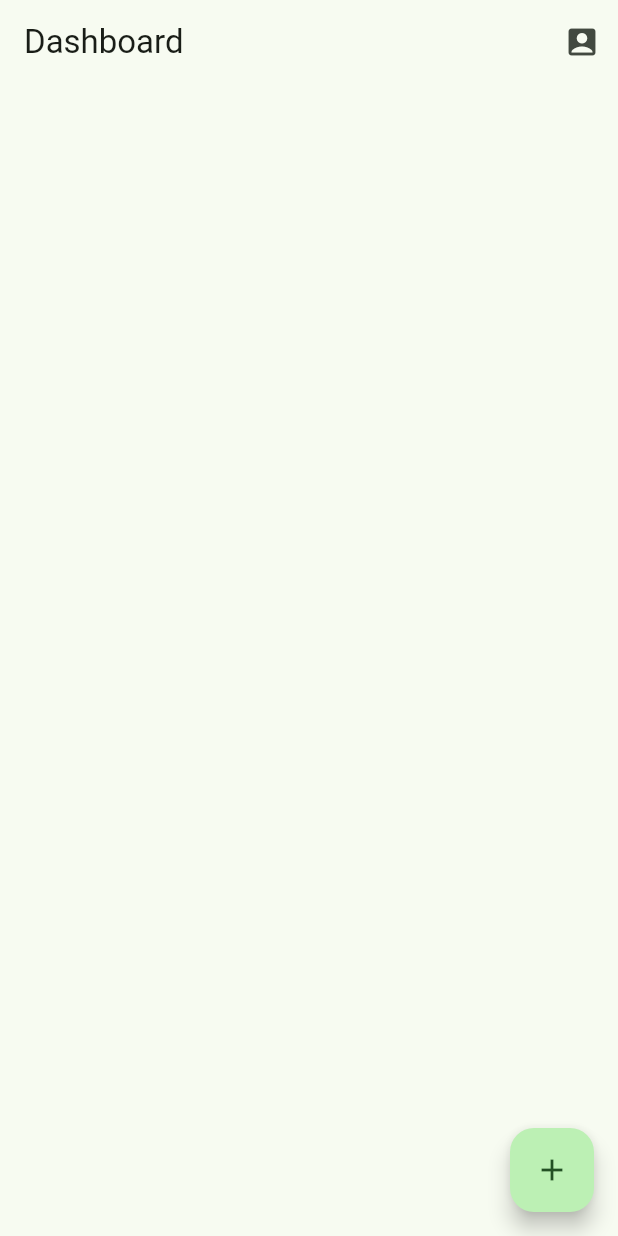
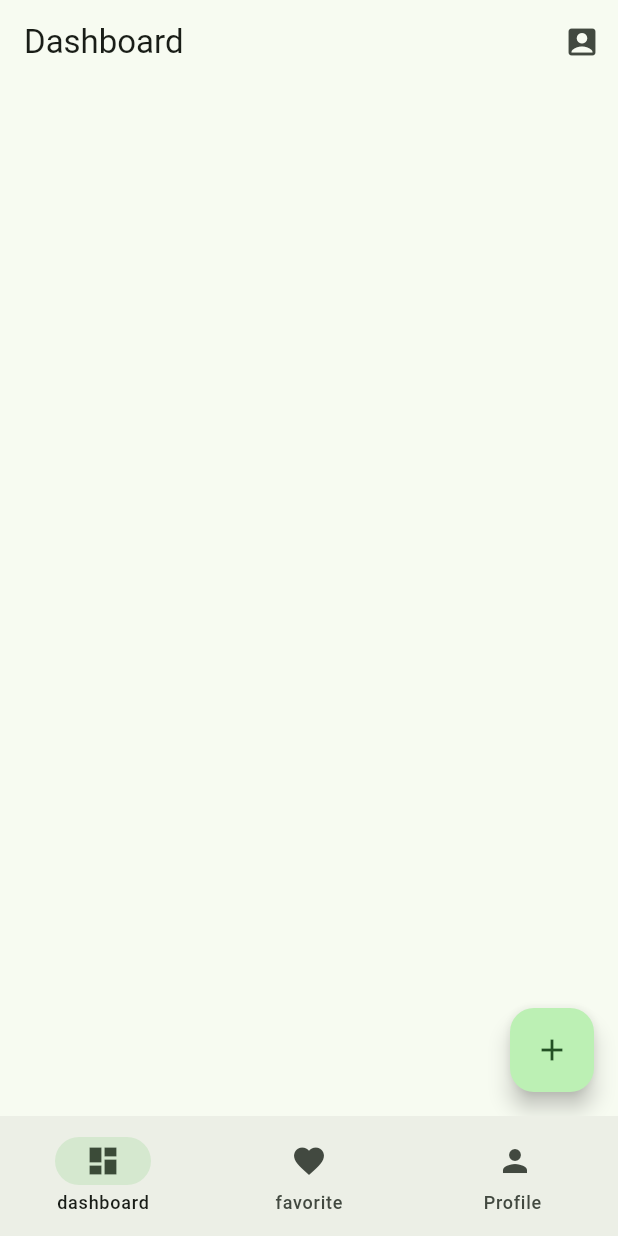
Before and after one commit to Nour484/flutter_step_by_step, a Flutter app: the screen it shows after launch, on a phone screen of 412 x 824 dp. Run offline on Flutter 3.47's test engine with Material 3 defaults, Android fonts, the phone set to English and light mode, and no system bars; our stand-ins replace image_picker.

Commit message:
nav bar - favorite screen - hash code - == operator

```diff
--- a/lib/add_item/item.dart
+++ b/lib/add_item/item.dart
@@ -1,6 +1,14 @@
 import 'dart:io';
 
 class Item {
+  @override
+  bool operator ==(Object other) {
+    return other is Item && other.title == title;
+  }
+
+  @override
+  int get hashCode => title.hashCode;
+
   Item({
     required this.images,
     required this.title,
--- /dev/null
+++ b/lib/dashboard/nav_bar.dart
@@ -0,0 +1,40 @@
+import 'package:flutter/material.dart';
+
+import '../favorite/favorite_screen.dart';
+import '../profile/profile_page/profile_page.dart';
+import 'dashboard_screen.dart';
+
+class NavBar extends StatefulWidget {
+  const NavBar({super.key});
+
+  @override
+  State<NavBar> createState() => _NavBarState();
+}
+
+class _NavBarState extends State<NavBar> {
+  int _selectedIndex = 0;
+
+  @override
+  Widget build(BuildContext context) {
+    return Scaffold(
+      body: [
+        DashboardScreen(),
+        FavoriteScreen(),
+        ProfilePage(),
+      ][_selectedIndex],
+      bottomNavigationBar: NavigationBar(
+          onDestinationSelected: (index) {
+            setState(() {
+              _selectedIndex = index;
+            });
+          },
+          destinations: [
+            NavigationDestination(
+                icon: Icon(Icons.dashboard), label: "dashboard"),
+            NavigationDestination(
+                icon: Icon(Icons.favorite), label: "favorite"),
+            NavigationDestination(icon: Icon(Icons.person), label: "Profile ")
+          ]),
+    );
+  }
+}
--- a/lib/details/details_screen/details_page.dart
+++ b/lib/details/details_screen/details_page.dart
@@ -60,7 +60,7 @@ class DetailsPage extends StatelessWidget {
           Row(
             mainAxisAlignment: MainAxisAlignment.end,
             children: [
-              FavoriteWidget(),
+              FavoriteWidget( index:  items.items.indexOf(items.selectedItem!) ,),
               IconButton(onPressed: () {}, icon: Icon(Icons.share)),
             ],
           ),
--- /dev/null
+++ b/lib/favorite/favorite_model.dart
@@ -0,0 +1,28 @@
+import 'package:flutter/cupertino.dart';
+import 'package:flutter_for_beginners/add_item/item.dart';
+
+class FavoriteModel extends ChangeNotifier {
+  final List<Item> _fav = [];
+
+  List<Item> get fav => _fav;
+
+  add(Item item) {
+    if (!_fav.contains(item)) {
+      _fav.add(item);
+    }
+    notifyListeners();
+  }
+
+  remove(Item item) {
+    if (_fav.contains(item)) {
+      _fav.remove(item);
+    }
+    notifyListeners();
+  }
+
+  isFavorite(Item item) {
+    item.favorite = !item.favorite;
+    item.favorite ? add(item) : remove(item);
+    notifyListeners();
+  }
+}
--- a/lib/main.dart
+++ b/lib/main.dart
@@ -4,7 +4,9 @@ import 'package:flutter_for_beginners/dashboard/dashboard_screen.dart';
 import 'package:flutter_for_beginners/profile/user_model.dart';
 import 'package:provider/provider.dart';
 
+import 'dashboard/nav_bar.dart';
 import 'details/details_screen/details_page.dart';
+import 'favorite/favorite_model.dart';
 
 
 void main() {
@@ -16,7 +18,9 @@ void main() {
           ChangeNotifierProvider(
           create: (context) => UserModel(),) ,
           ChangeNotifierProvider(
-            create: (context) => ItemModel(),)
+            create: (context) => ItemModel(),) ,
+          ChangeNotifierProvider(
+            create: (context) => FavoriteModel(),)
 
 
 
@@ -43,7 +47,7 @@ class MyApp extends StatelessWidget {
         colorScheme: ColorScheme.fromSeed(seedColor: Colors.green),
         useMaterial3: true,
       ),
-      home: DashboardScreen(),
+      home: NavBar(),
     );
   }
 }
```
Also changed, not shown: lib/dashboard/dashboard_screen.dart (+16 -1 lines), lib/details/details_widget/favorite.dart (+26 -18 lines), lib/favorite/favorite_screen.dart (added, +61 -0 lines).
